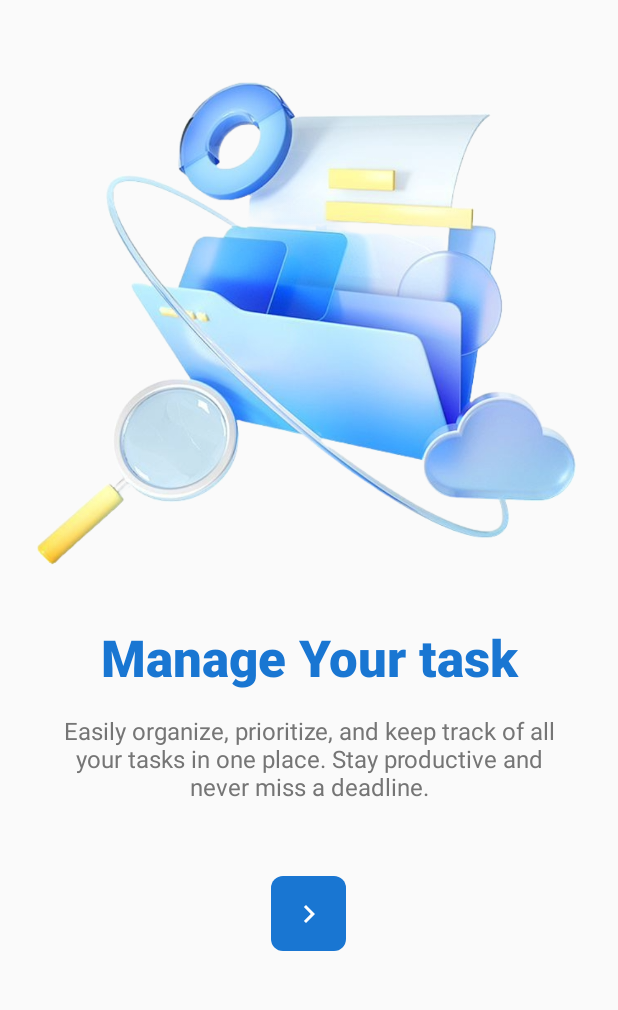
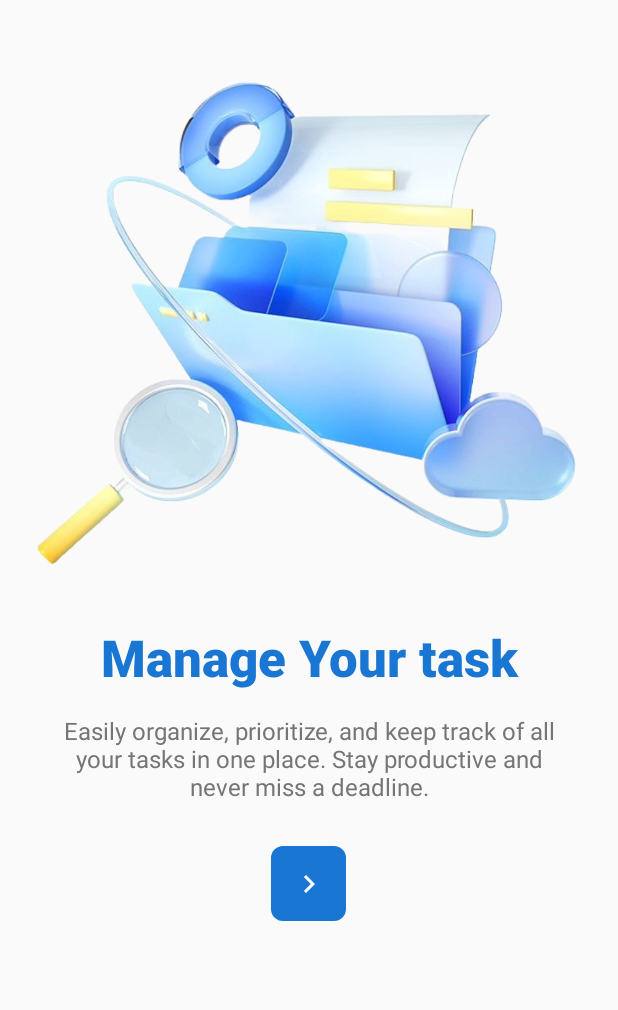
Before and after one commit to IsaraEkanayake/LAB_04, an Android app: the screen it shows after launch (OnboardingActivity), on a phone screen of 412 x 824 dp, the part 225-1235 px from its top. Run offline under Robolectric (Android 15) with nearby library versions, the phone set to English and light mode, and no system bars.

Commit message:
Task Management app design chnages and add funtionality

```diff
--- a/app/src/main/res/layout/activity_landing.xml
+++ b/app/src/main/res/layout/activity_landing.xml
@@ -24,7 +24,7 @@
                 android:layout_width="50dp"
                 android:layout_height="50dp"
                 android:layout_marginStart="20dp"
-                android:layout_marginTop="30dp"
+                android:layout_marginTop="50dp"
                 android:layout_marginBottom="20dp"
                 android:background="@drawable/button_background"
                 android:contentDescription="@string/next_page1"
--- a/app/src/main/res/layout/activity_onboard.xml
+++ b/app/src/main/res/layout/activity_onboard.xml
@@ -111,7 +111,7 @@
             android:layout_height="50dp"
             android:layout_gravity="center"
             android:layout_marginTop="30dp"
-            android:layout_marginBottom="40dp"
+            android:layout_marginBottom="60dp"
             android:background="@drawable/button_background"
             android:contentDescription="@string/next_page"
             android:scaleType="centerInside"
```
